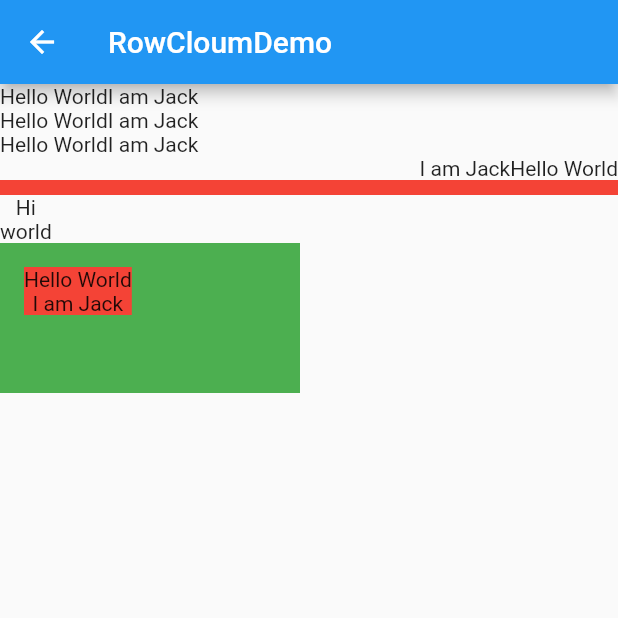
After one commit to saijiang/flutter, a Flutter app: the RowCloumDemo screen opened directly, on a phone screen of 412 x 824 dp, the top half of it. The commit adds this screen. Run offline on Flutter 3.47's test engine with Material 2 defaults, Android fonts, the phone set to English and light mode, and no system bars; our stand-ins replace flutter_easyrefresh, flutter_screenutil, flutter_swiper; missing offline and left inert: flutter_cupertino_date_picker; network calls fail; statements that could not run were skipped.

Commit message:
flex功能

```diff
--- a/my_flutter/lib/demo/contnerController/progress_Animation_demo.dart
+++ b/my_flutter/lib/demo/contnerController/progress_Animation_demo.dart
@@ -25,6 +25,7 @@ class _ProgressRouteState extends State<ProgressRoute>
     super.dispose();
   }
 
+
   @override
   Widget build(BuildContext context) {
     return Scaffold(
--- /dev/null
+++ b/my_flutter/lib/demo/contnerController/row_colum_demo.dart
@@ -0,0 +1,88 @@
+import 'package:flutter/material.dart';
+
+class RowCloumDemo extends StatelessWidget {
+  @override
+  Widget build(BuildContext context) {
+    return Scaffold(
+      appBar: AppBar(
+        title: Text('RowCloumDemo'),
+      ),
+      body: Container(
+        child: Column(
+          crossAxisAlignment: CrossAxisAlignment.start,
+          children: <Widget>[
+            Row(
+              crossAxisAlignment: CrossAxisAlignment.start,
+              children: <Widget>[
+                Text('Hello World'),
+                Text('I am Jack')
+              ],
+            ),
+            Row(
+              crossAxisAlignment: CrossAxisAlignment.center,
+              children: <Widget>[
+                Text('Hello World'),
+                Text('I am Jack')
+              ],
+            ),
+            Row(
+              crossAxisAlignment: CrossAxisAlignment.center,
+              children: <Widget>[
+                Text('Hello World'),
+                Text('I am Jack')
+              ],
+            ),
+            Row(
+              crossAxisAlignment: CrossAxisAlignment.end,
+              textDirection: TextDirection.rtl,
+              children: <Widget>[
+                Text('Hello World'),
+                Text('I am Jack')
+              ],
+            ),
+            SizedBox(
+              height: 10,
+              child: Container(
+                color: Colors.red,
+              ),
+            ),
+//colum排序方法
+            Column(
+              crossAxisAlignment: CrossAxisAlignment.center,
+              children: <Widget>[
+                Text('Hi'),
+                Text('world')
+              ],
+            ),
+            Container(
+              width: 200,
+              height: 100,
+              color: Colors.green,
+              child: Padding(
+                padding: const EdgeInsets.all(16),
+                child: Column(
+                  crossAxisAlignment: CrossAxisAlignment.start,
+                  mainAxisSize: MainAxisSize.max,
+                  children: <Widget>[
+                    Container(
+                      color: Colors.red,
+                      child: Column(
+                        mainAxisSize: MainAxisSize.max,
+                        children: <Widget>[
+                          Text('Hello World'),
+                          Text('I am Jack')
+                        ],
+                      ),
+                    )
+                  ],
+                ),
+              ),
+            )
+
+
+          ],
+        ),
+      ),
+    );
+  }
+}
```
Also changed, not shown: my_flutter/lib/controllerPage/time_controller_demo.dart (+25 -0 lines), my_flutter/lib/demo/contnerController/flex_demo.dart (added, +70 -0 lines).
